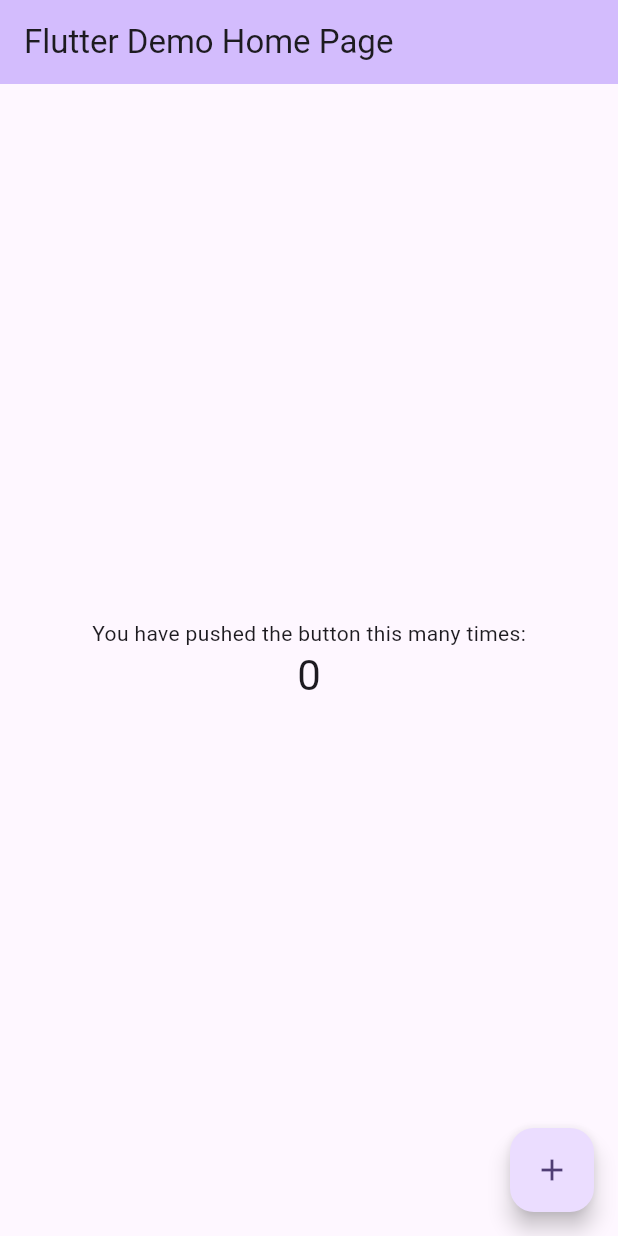
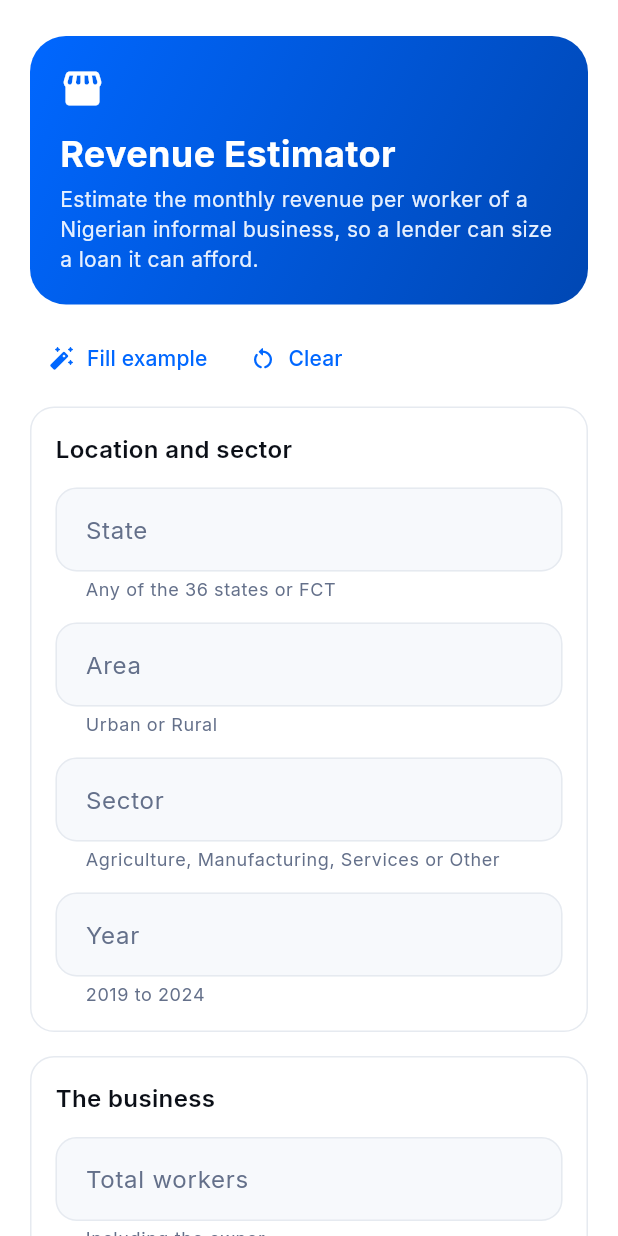
Before and after one commit to Abdull-Kudus/linear_regression_model, a Flutter app: the screen it shows after launch, on a phone screen of 412 x 824 dp. Run offline on Flutter 3.47's test engine with Material 3 defaults, Android fonts, the phone set to English and light mode, and no system bars.

Commit message:
Add one-page form with 12 validated text fields, Predict button and result area

```diff
--- a/summative/FlutterApp/lib/main.dart
+++ b/summative/FlutterApp/lib/main.dart
@@ -1,122 +1,20 @@
 import 'package:flutter/material.dart';
 
-void main() {
-  runApp(const MyApp());
-}
+import 'predict_page.dart';
+import 'theme.dart';
 
-class MyApp extends StatelessWidget {
-  const MyApp({super.key});
+void main() => runApp(const RevenueEstimatorApp());
 
-  // This widget is the root of your application.
+class RevenueEstimatorApp extends StatelessWidget {
+  const RevenueEstimatorApp({super.key});
+
   @override
   Widget build(BuildContext context) {
     return MaterialApp(
-      title: 'Flutter Demo',
-      theme: ThemeData(
-        // This is the theme of your application.
-        //
-        // TRY THIS: Try running your application with "flutter run". You'll see
-        // the application has a purple toolbar. Then, without quitting the app,
-        // try changing the seedColor in the colorScheme below to Colors.green
-        // and then invoke "hot reload" (save your changes or press the "hot
-        // reload" button in a Flutter-supported IDE, or press "r" if you used
-        // the command line to start the app).
-        //
-        // Notice that the counter didn't reset back to zero; the application
-        // state is not lost during the reload. To reset the state, use hot
-        // restart instead.
-        //
-        // This works for code too, not just values: Most code changes can be
-        // tested with just a hot reload.
-        colorScheme: .fromSeed(seedColor: Colors.deepPurple),
-      ),
-      home: const MyHomePage(title: 'Flutter Demo Home Page'),
+      title: 'Revenue Estimator',
+      debugShowCheckedModeBanner: false,
+      theme: AppTheme.light(),
+      home: const PredictPage(),
     );
   }
 }
-
-class MyHomePage extends StatefulWidget {
-  const MyHomePage({super.key, required this.title});
-
-  // This widget is the home page of your application. It is stateful, meaning
-  // that it has a State object (defined below) that contains fields that affect
-  // how it looks.
-
-  // This class is the configuration for the state. It holds the values (in this
-  // case the title) provided by the parent (in this case the App widget) and
-  // used by the build method of the State. Fields in a Widget subclass are
-  // always marked "final".
-
-  final String title;
-
-  @override
-  State<MyHomePage> createState() => _MyHomePageState();
-}
-
-class _MyHomePageState extends State<MyHomePage> {
-  int _counter = 0;
-
-  void _incrementCounter() {
-    setState(() {
-      // This call to setState tells the Flutter framework that something has
-      // changed in this State, which causes it to rerun the build method below
-      // so that the display can reflect the updated values. If we changed
-      // _counter without calling setState(), then the build method would not be
-      // called again, and so nothing would appear to happen.
-      _counter++;
-    });
-  }
-
-  @override
-  Widget build(BuildContext context) {
-    // This method is rerun every time setState is called, for instance as done
-    // by the _incrementCounter method above.
-    //
-    // The Flutter framework has been optimized to make rerunning build methods
-    // fast, so that you can just rebuild anything that needs updating rather
-    // than having to individually change instances of widgets.
-    return Scaffold(
-      appBar: AppBar(
-        // TRY THIS: Try changing the color here to a specific color (to
-        // Colors.amber, perhaps?) and trigger a hot reload to see the AppBar
-        // change color while the other colors stay the same.
-        backgroundColor: Theme.of(context).colorScheme.inversePrimary,
-        // Here we take the value from the MyHomePage object that was created by
-        // the App.build method, and use it to set our appbar title.
-        title: Text(widget.title),
-      ),
-      body: Center(
-        // Center is a layout widget. It takes a single child and positions it
-        // in the middle of the parent.
-        child: Column(
-          // Column is also a layout widget. It takes a list of children and
-          // arranges them vertically. By default, it sizes itself to fit its
-          // children horizontally, and tries to be as tall as its parent.
-          //
-          // Column has various properties to control how it sizes itself and
-          // how it positions its children. Here we use mainAxisAlignment to
-          // center the children vertically; the main axis here is the vertical
-          // axis because Columns are vertical (the cross axis would be
-          // horizontal).
-          //
-          // TRY THIS: Invoke "debug painting" (choose the "Toggle Debug Paint"
-          // action in the IDE, or press "p" in the console), to see the
-          // wireframe for each widget.
-          mainAxisAlignment: .center,
-          children: [
-            const Text('You have pushed the button this many times:'),
-            Text(
-              '$_counter',
-              style: Theme.of(context).textTheme.headlineMedium,
-            ),
-          ],
-        ),
-      ),
-      floatingActionButton: FloatingActionButton(
-        onPressed: _incrementCounter,
-        tooltip: 'Increment',
-        child: const Icon(Icons.add),
-      ),
-    );
-  }
-}
--- /dev/null
+++ b/summative/FlutterApp/lib/predict_page.dart
@@ -0,0 +1,468 @@
+import 'package:flutter/material.dart';
+import 'package:flutter/services.dart';
+
+import 'api.dart';
+import 'theme.dart';
+
+/// One input of the model: the API field name, what the user sees, and what is allowed.
+class InputSpec {
+  const InputSpec(this.key, this.label, this.hint, {this.helper, this.min, this.max, this.options});
+
+  final String key; // field name the API expects
+  final String label;
+  final String hint;
+  final String? helper;
+  final int? min; // whole-number fields have a range...
+  final int? max;
+  final List<String>? options; // ...text fields have a list of allowed values
+
+  bool get isNumber => options == null;
+}
+
+const states = [
+  'Abia',
+  'Adamawa',
+  'Akwa Ibom',
+  'Anambra',
+  'Bauchi',
+  'Bayelsa',
+  'Benue',
+  'Borno',
+  'Cross River',
+  'Delta',
+  'Ebonyi',
+  'Edo',
+  'Ekiti',
+  'Enugu',
+  'FCT',
+  'Gombe',
+  'Imo',
+  'Jigawa',
+  'Kaduna',
+  'Kano',
+  'Katsina',
+  'Kebbi',
+  'Kogi',
+  'Kwara',
+  'Lagos',
+  'Nasarawa',
+  'Niger',
+  'Ogun',
+  'Ondo',
+  'Osun',
+  'Oyo',
+  'Plateau',
+  'Rivers',
+  'Sokoto',
+  'Taraba',
+  'Yobe',
+  'Zamfara',
+];
+
+/// The 12 inputs, grouped the way an owner would answer them.
+const sections = <String, List<InputSpec>>{
+  'Location and sector': [
+    InputSpec('state', 'State', 'e.g. Lagos', helper: 'Any of the 36 states or FCT', options: states),
+    InputSpec('urban', 'Area', 'Urban or Rural', options: ['Urban', 'Rural']),
+    InputSpec(
+      'sector',
+      'Sector',
+      'e.g. Services',
+      helper: 'Agriculture, Manufacturing, Services or Other',
+      options: ['Agriculture', 'Manufacturing', 'Services', 'Other'],
+    ),
+    InputSpec('survey_year', 'Year', '2019 to 2024', min: 2019, max: 2024),
+  ],
+  'The business': [
+    InputSpec('total_workers', 'Total workers', '1 to 56', helper: 'Including the owner', min: 1, max: 56),
+    InputSpec('business_age', 'Business age (years)', '1 to 77', min: 1, max: 77),
+    InputSpec('separate_premises', 'Has its own premises', '1 = yes, 0 = no', min: 0, max: 1),
+    InputSpec('sells_to_firms_or_govt', 'Sells to firms or government', '1 = yes, 0 = no', min: 0, max: 1),
+    InputSpec(
+      'credit_difficulty',
+      'Struggled to get credit (last 12 months)',
+      '1 = yes, 0 = no',
+      min: 0,
+      max: 1,
+    ),
+  ],
+  'The owner': [
+    InputSpec('owner_education_years', 'Years of schooling', '0 to 18', min: 0, max: 18),
+    InputSpec(
+      'owner_age_group',
+      'Age group',
+      '1 to 6',
+      helper: '1 = 15-24, 2 = 25-34, 3 = 35-44, 4 = 45-54, 5 = 55-64, 6 = 65+',
+      min: 1,
+      max: 6,
+    ),
+    InputSpec('owner_female', 'Owner is a woman', '1 = yes, 0 = no', min: 0, max: 1),
+  ],
+};
+
+/// The example from Swagger, so the demo can be filled in one tap.
+const example = {
+  'state': 'Lagos',
+  'urban': 'Urban',
+  'sector': 'Services',
+  'survey_year': '2024',
+  'total_workers': '2',
+  'business_age': '6',
+  'separate_premises': '1',
+  'sells_to_firms_or_govt': '0',
+  'credit_difficulty': '1',
+  'owner_education_years': '12',
+  'owner_age_group': '3',
+  'owner_female': '1',
+};
+
+class PredictPage extends StatefulWidget {
+  const PredictPage({super.key});
+
+  @override
+  State<PredictPage> createState() => _PredictPageState();
+}
+
+class _PredictPageState extends State<PredictPage> {
+  final _formKey = GlobalKey<FormState>();
+  final _resultKey = GlobalKey();
+  final _specs = sections.values.expand((group) => group).toList();
+  late final _controllers = {for (final spec in _specs) spec.key: TextEditingController()};
+
+  bool _loading = false;
+  Prediction? _prediction;
+  String? _error;
+
+  @override
+  void dispose() {
+    for (final controller in _controllers.values) {
+      controller.dispose();
+    }
+    super.dispose();
+  }
+
+  /// Text fields accept any capitalisation ("lagos"), but the API needs the exact name ("Lagos").
+  String? _matchOption(InputSpec spec, String text) {
+    for (final option in spec.options!) {
+      if (option.toLowerCase() == text.trim().toLowerCase()) return option;
+    }
+    return null;
+  }
+
+  String? _validate(InputSpec spec, String? value) {
+    final text = value?.trim() ?? '';
+    if (text.isEmpty) return 'Required';
+    if (!spec.isNumber) {
+      return _matchOption(spec, text) == null ? 'Not recognised. ${spec.helper ?? spec.hint}' : null;
+    }
+    final number = int.tryParse(text);
+    if (number == null) return 'Enter a whole number';
+    if (number < spec.min! || number > spec.max!) return 'Must be between ${spec.min} and ${spec.max}';
+    return null;
+  }
+
+  Future<void> _predict() async {
+    FocusScope.of(context).unfocus();
+    if (!_formKey.currentState!.validate()) {
+      setState(() {
+        _prediction = null;
+        _error = 'Some fields need fixing. Check the messages in red above.';
+      });
+      _showResult();
+      return;
+    }
+
+    // Build the JSON body: numbers as int, text fields as the exact allowed value.
+    final inputs = <String, Object>{
+      for (final spec in _specs)
+        spec.key: spec.isNumber
+            ? int.parse(_controllers[spec.key]!.text.trim())
+            : _matchOption(spec, _controllers[spec.key]!.text)!,
+    };
+
+    setState(() {
+      _loading = true;
+      _error = null;
+      _prediction = null;
+    });
+    try {
+      final prediction = await predict(inputs, {for (final spec in _specs) spec.key: spec.label});
+      setState(() => _prediction = prediction);
+    } on ApiException catch (e) {
+      setState(() => _error = e.message);
+    } finally {
+      if (mounted) setState(() => _loading = false);
+    }
+    _showResult();
+  }
+
+  /// Scrolls so the result card is on screen after the button is pressed.
+  void _showResult() {
+    WidgetsBinding.instance.addPostFrameCallback((_) {
+      final target = _resultKey.currentContext;
+      if (target != null && target.mounted) {
+        Scrollable.ensureVisible(target, duration: const Duration(milliseconds: 320), curve: Curves.easeOut);
+      }
+    });
+  }
+
+  void _fillExample() {
+    for (final entry in example.entries) {
+      _controllers[entry.key]!.text = entry.value;
+    }
+    _formKey.currentState?.validate();
+  }
+
+  void _clear() {
+    for (final controller in _controllers.values) {
+      controller.clear();
+    }
+    _formKey.currentState?.reset();
+    setState(() {
+      _prediction = null;
+      _error = null;
+    });
+  }
+
+  @override
+  Widget build(BuildContext context) {
+    return Scaffold(
+      body: SafeArea(
+        child: Form(
+          key: _formKey,
+          // SingleChildScrollView (not ListView) keeps all 12 fields built even when scrolled off
+          // screen, so Form.validate() checks every one of them.
+          child: SingleChildScrollView(
+            padding: const EdgeInsets.fromLTRB(20, 24, 20, 32),
+            child: Column(
+              crossAxisAlignment: CrossAxisAlignment.stretch,
+              children: [
+                const _Header(),
+                const SizedBox(height: 12),
+                Row(
+                  children: [
+                    TextButton.icon(
+                      onPressed: _loading ? null : _fillExample,
+                      icon: const Icon(Icons.auto_fix_high_rounded, size: 18),
+                      label: const Text('Fill example'),
+                    ),
+                    TextButton.icon(
+                      onPressed: _loading ? null : _clear,
+                      icon: const Icon(Icons.restart_alt_rounded, size: 18),
+                      label: const Text('Clear'),
+                    ),
+                  ],
+                ),
+                const SizedBox(height: 8),
+                for (final section in sections.entries) ...[
+                  _Section(
+                    title: section.key,
+                    children: [
+                      for (final spec in section.value)
+                        TextFormField(
+                          controller: _controllers[spec.key],
+                          enabled: !_loading,
+                          decoration: InputDecoration(
+                            labelText: spec.label,
+                            hintText: spec.hint,
+                            // The hint disappears once there is a value, so the range or meaning
+                            // ("1 = yes, 0 = no") also stays visible under the field.
+                            helperText: spec.helper ?? spec.hint,
+                            helperMaxLines: 2,
+                            errorMaxLines: 2,
+                          ),
+                          keyboardType: spec.isNumber ? TextInputType.number : TextInputType.text,
+                          inputFormatters: spec.isNumber ? [FilteringTextInputFormatter.digitsOnly] : null,
+                          textCapitalization: TextCapitalization.words,
+                          textInputAction: TextInputAction.next,
+                          autovalidateMode: AutovalidateMode.onUserInteraction,
+                          validator: (value) => _validate(spec, value),
+                        ),
+                    ],
+                  ),
+                  const SizedBox(height: 16),
+                ],
+                FilledButton(
+                  onPressed: _loading ? null : _predict,
+                  child: _loading
+                      ? const SizedBox.square(
+                          dimension: 22,
+                          child: CircularProgressIndicator(strokeWidth: 2.4, color: AppColors.white),
+                        )
+                      : const Text('Predict'),
+                ),
+                if (_loading)
+                  const Padding(
+                    padding: EdgeInsets.only(top: 10),
+                    child: Text(
+                      'The first request can take up to a minute while the free server wakes up.',
+                      textAlign: TextAlign.center,
+                      style: TextStyle(color: AppColors.slate, fontSize: 13),
+                    ),
+                  ),
+                const SizedBox(height: 16),
+                KeyedSubtree(
+                  key: _resultKey,
+                  child: _ResultArea(prediction: _prediction, error: _error),
+                ),
+              ],
+            ),
+          ),
+        ),
+      ),
+    );
+  }
+}
+
+class _Header extends StatelessWidget {
+  const _Header();
+
+  @override
+  Widget build(BuildContext context) {
+    return Container(
+      padding: const EdgeInsets.all(20),
+      decoration: const BoxDecoration(
+        borderRadius: BorderRadius.all(Radius.circular(24)),
+        gradient: LinearGradient(
+          begin: Alignment.topLeft,
+          end: Alignment.bottomRight,
+          colors: [AppColors.azure, AppColors.azureDeep],
+        ),
+      ),
+      child: const Column(
+        crossAxisAlignment: CrossAxisAlignment.start,
+        children: [
+          Icon(Icons.storefront_rounded, color: AppColors.white, size: 30),
+          SizedBox(height: 14),
+          Text(
+            'Revenue Estimator',
+            style: TextStyle(color: AppColors.white, fontSize: 24, fontWeight: FontWeight.w700, height: 1.2),
+          ),
+          SizedBox(height: 6),
+          Text(
+            'Estimate the monthly revenue per worker of a Nigerian informal business, '
+            'so a lender can size a loan it can afford.',
+            style: TextStyle(color: AppColors.azureMist, fontSize: 14, height: 1.45),
+          ),
+        ],
+      ),
+    );
+  }
+}
+
+class _Section extends StatelessWidget {
+  const _Section({required this.title, required this.children});
+
+  final String title;
+  final List<Widget> children;
+
+  @override
+  Widget build(BuildContext context) {
+    return Container(
+      padding: const EdgeInsets.all(16),
+      decoration: BoxDecoration(
+        color: AppColors.white,
+        borderRadius: AppTheme.cardRadius,
+        border: Border.all(color: AppColors.cloud),
+      ),
+      child: Column(
+        crossAxisAlignment: CrossAxisAlignment.stretch,
+        children: [
+          Text(
+            title,
+            style: const TextStyle(fontSize: 16, fontWeight: FontWeight.w600, color: AppColors.ink),
+          ),
+          for (final child in children) ...[const SizedBox(height: 14), child],
+        ],
+      ),
+    );
+  }
+}
+
+/// The one area that shows either the prediction or a readable error.
+class _ResultArea extends StatelessWidget {
+  const _ResultArea({required this.prediction, required this.error});
+
+  final Prediction? prediction;
+  final String? error;
+
+  @override
+  Widget build(BuildContext context) {
+    final Widget content;
+    if (error != null) {
+      content = _box(
+        key: const ValueKey('error'),
+        background: AppColors.crimsonMist,
+        children: [
+          const Row(
+            children: [
+              Icon(Icons.error_outline_rounded, color: AppColors.crimson, size: 20),
+              SizedBox(width: 8),
+              Text(
+                'Could not predict',
+                style: TextStyle(color: AppColors.crimson, fontWeight: FontWeight.w600),
+              ),
+            ],
+          ),
+          const SizedBox(height: 8),
+          Text(error!, style: const TextStyle(color: AppColors.crimson, height: 1.45)),
+        ],
+      );
+    } else if (prediction != null) {
+      final p = prediction!;
+      content = _box(
+        key: ValueKey(p),
+        background: AppColors.azureMist,
+        children: [
+          const Text(
+            'Estimated revenue per worker',
+            style: TextStyle(color: AppColors.azureDeep, fontWeight: FontWeight.w600),
+          ),
+          const SizedBox(height: 4),
+          Text(
+            '${money(p.perWorker)} / month',
+            style: const TextStyle(
+              color: AppColors.ink,
+              fontSize: 30,
+              fontWeight: FontWeight.w700,
+              height: 1.2,
+            ),
+          ),
+          const SizedBox(height: 10),
+          Text(
+            'Whole business: ${money(p.wholeBusiness)} / month',
+            style: const TextStyle(color: AppColors.ink, fontSize: 15, fontWeight: FontWeight.w500),
+          ),
+          const SizedBox(height: 10),
+          Text(
+            'PPP-adjusted US dollars. Model: ${p.model}. '
+            'A typical estimate is within about 2.8 times the real value, so treat it as a guide, not a fact.',
+            style: const TextStyle(color: AppColors.slate, fontSize: 12.5, height: 1.45),
+          ),
+        ],
+      );
+    } else {
+      content = _box(
+        key: const ValueKey('empty'),
+        background: AppColors.snow,
+        children: const [Text('Your estimate will appear here.', style: TextStyle(color: AppColors.slate))],
+      );
+    }
+    return AnimatedSwitcher(duration: const Duration(milliseconds: 220), child: content);
+  }
+
+  Widget _box({required Key key, required Color background, required List<Widget> children}) => Container(
+    key: key,
+    width: double.infinity,
+    padding: const EdgeInsets.all(18),
+    decoration: BoxDecoration(color: background, borderRadius: AppTheme.cardRadius),
+    child: Column(crossAxisAlignment: CrossAxisAlignment.start, children: children),
+  );
+}
+
+/// 1376.14 -> "$1,376.14"
+String money(double value) {
+  final parts = value.toStringAsFixed(2).split('.');
+  final whole = parts[0].replaceAllMapped(RegExp(r'\B(?=(\d{3})+(?!\d))'), (_) => ',');
+  return '\$$whole.${parts[1]}';
+}
```
